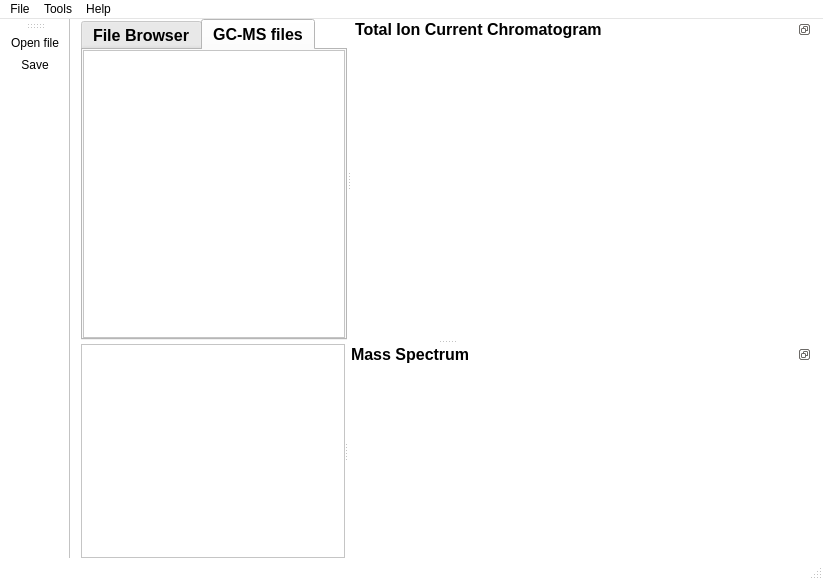
Qt form mainwindow.ui (tvijverb/RUCAT) before a commit.
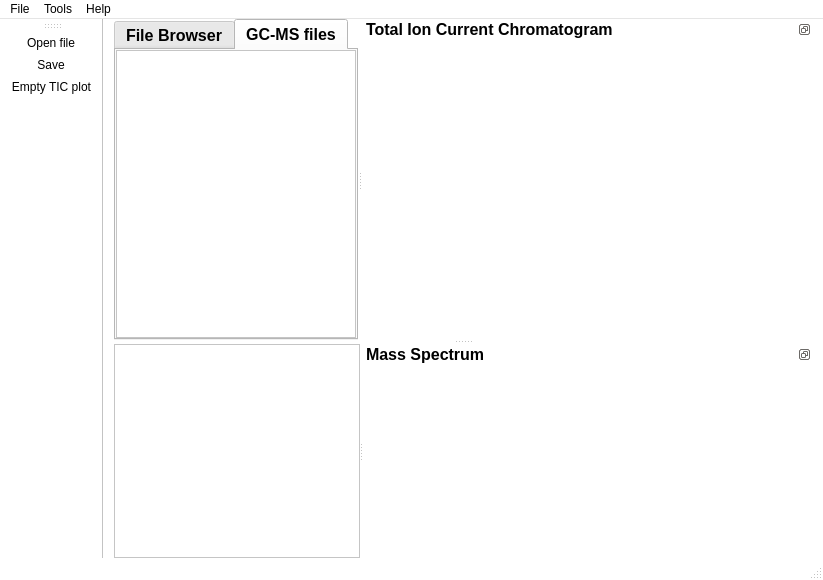
The same form after that commit. Icons and pictures are not drawn. Custom widgets are drawn as their Qt base class.

The edit to the form file:
```diff
--- a/mainwindow.ui
+++ b/mainwindow.ui
@@ -747,6 +747,7 @@
    </attribute>
    <addaction name="actionOpen_file"/>
    <addaction name="actionSave"/>
+   <addaction name="actionEmpty_TIC_plot"/>
   </widget>
   <widget class="QStatusBar" name="statusBar"/>
   <action name="actionOpen_file">
@@ -827,6 +828,15 @@
     <string>All Files</string>
    </property>
   </action>
+  <action name="actionEmpty_TIC_plot">
+   <property name="icon">
+    <iconset resource="toolbarresource.qrc">
+     <normaloff>:/png/cancel.png</normaloff>:/png/cancel.png</iconset>
+   </property>
+   <property name="text">
+    <string>Empty TIC plot</string>
+   </property>
+  </action>
  </widget>
  <layoutdefault spacing="6" margin="11"/>
  <customwidgets>
```
Left out of the diff: 2 changed lines with no effect on the pictures.
